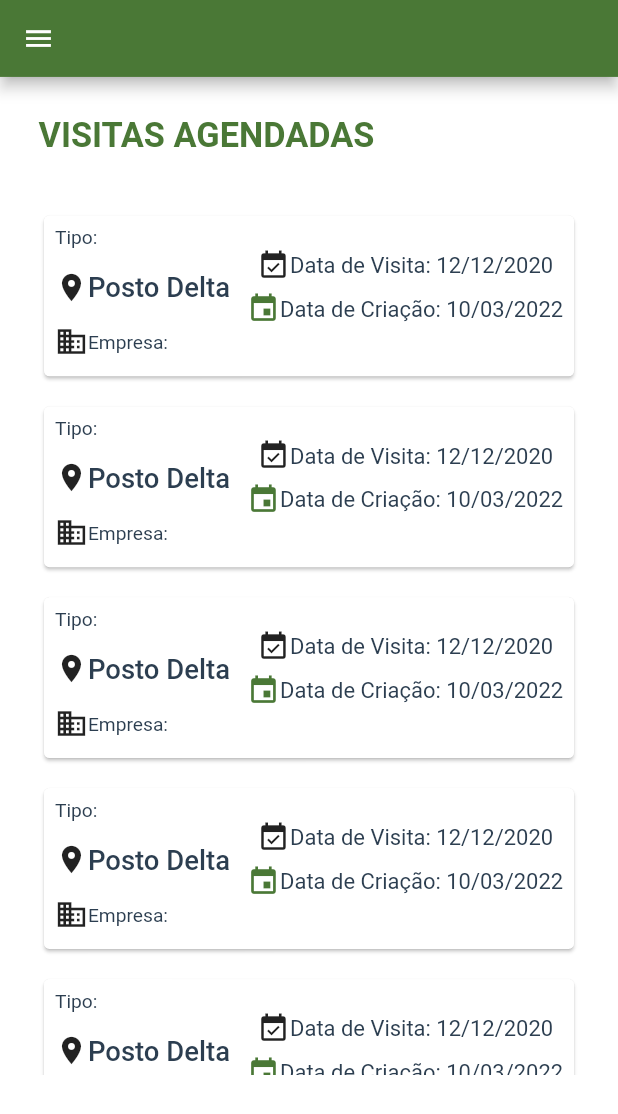
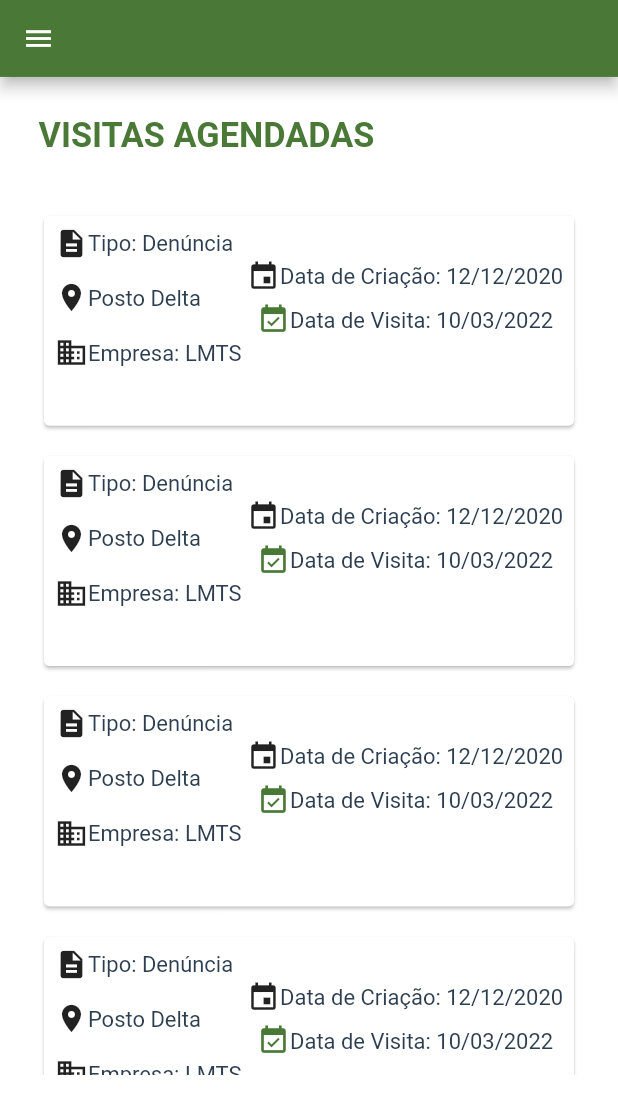
Before and after one commit to CaioVSG/gestao-ambiental-app, a Flutter app: the HomeScreen screen opened by its route, on a phone screen of 412 x 824 dp. Shown: the top 1114 px of the screen. Run offline on Flutter 3.47's test engine with Material 2 defaults, Android fonts, the phone set to English and light mode, and no system bars; our stand-ins replace dio, responsive_framework; network calls fail.

Commit message:
ícones e logos

```diff
--- /dev/null
+++ b/lib/core/user_model.dart
@@ -0,0 +1 @@
+// TODO Implement this library.
--- a/lib/screens/home/components/visit_tile.dart
+++ b/lib/screens/home/components/visit_tile.dart
@@ -7,12 +7,16 @@ class VisitTile extends StatelessWidget {
   final String VisitDate;
   final String CriationDate;
   final VoidCallback onTap;
+  final String business;
+  final String tipo;
   const VisitTile({
     Key? key,
     required this.title,
     required this.VisitDate,
     required this.CriationDate,
     required this.onTap,
+    required this.business,
+    required this.tipo,
   }) : super(key: key);
 
   @override
@@ -25,28 +29,33 @@ class VisitTile extends StatelessWidget {
         child: Column(
           crossAxisAlignment: CrossAxisAlignment.start,
           children: [
-            Text('Tipo: '),
+            Row(
+              children: [
+                Icon(Icons.description),
+                Text('Tipo: ' + tipo, style: textTheme.subtitle1),
+              ],
+            ),
             Row(mainAxisAlignment: MainAxisAlignment.start, children: [
               const Icon(Icons.location_on),
               Text(
                 title,
-                style: textTheme.headline6,
+                style: textTheme.subtitle1,
               ),
               const Spacer(),
               Column(
                 children: [
                   Row(
                     children: [
-                      Icon(Icons.event_available),
-                      Text('Data de Visita: ' + VisitDate,
+                      Icon(Icons.event),
+                      Text('Data de Criação: ' + VisitDate,
                           style: textTheme.subtitle1),
                     ],
                   ),
                   VerticalSpacerBox(size: SpacerSize.tiny),
                   Row(
                     children: [
-                      Icon(Icons.event, color: kDetailColor),
-                      Text('Data de Criação: ' + CriationDate,
+                      Icon(Icons.event_available, color: kDetailColor),
+                      Text('Data de Visita: ' + CriationDate,
                           style: textTheme.subtitle1),
                     ],
                   ),
@@ -56,7 +65,7 @@ class VisitTile extends StatelessWidget {
             Row(
               children: [
                 Icon(Icons.business),
-                Text('Empresa: '),
+                Text('Empresa: ' + business, style: textTheme.subtitle1),
               ],
             )
           ],
--- a/lib/screens/home/home_screen.dart
+++ b/lib/screens/home/home_screen.dart
@@ -1,5 +1,3 @@
-import 'dart:math';
-
 import 'package:flutter/material.dart';
 import 'package:meioambientemobile/components/vertical_spacer_box.dart';
 import 'package:meioambientemobile/constants/style/constants.dart';
@@ -39,6 +37,8 @@ class _HomeScreenState extends State<HomeScreen> {
               crossAxisAlignment: CrossAxisAlignment.start,
               children: [
                 Text('Visitas agendadas'.toUpperCase(), style: kTitleStyles),
+                //Icon(Icons.add_circle_outline,
+                //color: kDetailColor, size: size.width * 0.09),
                 const VerticalSpacerBox(size: SpacerSize.large),
                 SizedBox(
                   height: size.height * 0.7,
@@ -49,7 +49,7 @@ class _HomeScreenState extends State<HomeScreen> {
                     itemBuilder: ((context, index) {
                       return Card(
                         child: Container(
-                          height: size.height * 0.13,
+                          height: size.height * 0.17,
                           decoration: BoxDecoration(
                               borderRadius:
                                   BorderRadius.circular(kDefaultRadius)),
@@ -57,6 +57,8 @@ class _HomeScreenState extends State<HomeScreen> {
                             title: 'Posto Delta',
                             VisitDate: '12/12/2020',
                             CriationDate: '10/03/2022',
+                            business: 'LMTS',
+                            tipo: 'Denúncia',
                             onTap: () {
                               Navigator.pushNamed(context, DetailsScreen.id);
                             },
--- a/lib/screens/sign in/sign_in_controller.dart
+++ b/lib/screens/sign in/sign_in_controller.dart
@@ -3,7 +3,6 @@ import 'package:meioambientemobile/constants/style/constants.dart';
 import 'package:meioambientemobile/core/api.dart';
 import 'package:meioambientemobile/core/user_model.dart';
 import 'package:meioambientemobile/screens/home/home_screen.dart';
-import 'package:provider/provider.dart';
 
 class SignInController with ChangeNotifier {
   bool isLoading = false;
--- a/lib/screens/sign in/sign_in_screen.dart
+++ b/lib/screens/sign in/sign_in_screen.dart
@@ -25,7 +25,6 @@ class _SignInScreenState extends State<SignInScreen> {
         body: Padding(
           padding: const EdgeInsets.symmetric(horizontal: kDefaultPadding),
           child: Center(
-            child: Card(
             child: Container(
               padding: const EdgeInsets.all(kDefaultPadding),
               height: size.height * 0.8,
@@ -72,7 +71,6 @@ class _SignInScreenState extends State<SignInScreen> {
           ),
         ),
       ),
-      ),
     );
   }
 }
--- a/lib/screens/splash/splash_screen.dart
+++ b/lib/screens/splash/splash_screen.dart
@@ -36,9 +36,8 @@ class _SplashScreenState extends State<SplashScreen> {
               Container(
                 padding: const EdgeInsets.all(kDefaultPadding),
                 child: Image.asset('lib/assets/images/logo.png',
-                    width: size.width * 0.6),
+                    width: size.width * 0.5),
               ),
-              const CircularProgressIndicator(),
               const Spacer(),
               Padding(
                 padding: const EdgeInsets.all(kSmallHeight),
```
Also changed, not shown: pubspec.lock. Lines whose indentation alone changed are shown as unchanged.
